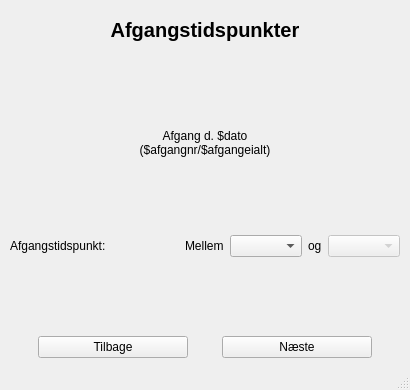
This is MainWindow.ui in Cyanisk/KombardoPinger as Qt 5 draws it before an edit. The edited form follows.
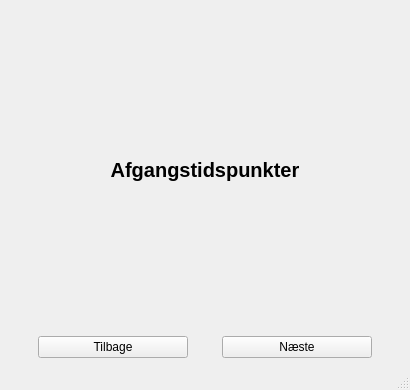
This is the edited form. The open tabs and pages were chosen to show the change.

Commit message: TimeWidget (not done)

Diff of the .ui file:
```diff
--- a/MainWindow.ui
+++ b/MainWindow.ui
@@ -303,7 +303,7 @@
        </layout>
       </widget>
       <widget class="QWidget" name="page_time">
-       <layout class="QVBoxLayout" name="verticalLayout_6" stretch="0,1,0">
+       <layout class="QVBoxLayout" name="verticalLayout_6">
         <property name="leftMargin">
          <number>10</number>
         </property>
@@ -339,99 +339,6 @@
           </property>
          </widget>
         </item>
-        <item>
-         <layout class="QVBoxLayout" name="verticalLayout_5">
-          <item>
-           <spacer name="verticalSpacer_8">
-            <property name="orientation">
-             <enum>Qt::Vertical</enum>
-            </property>
-            <property name="sizeHint" stdset="0">
-             <size>
-              <width>20</width>
-              <height>40</height>
-             </size>
-            </property>
-           </spacer>
-          </item>
-          <item>
-           <widget class="QLabel" name="label_time">
-            <property name="text">
-             <string>Afgang d. $dato
-($afgangnr/$afgangeialt)</string>
-            </property>
-            <property name="alignment">
-             <set>Qt::AlignCenter</set>
-            </property>
-           </widget>
-          </item>
-          <item>
-           <spacer name="verticalSpacer_7">
-            <property name="orientation">
-             <enum>Qt::Vertical</enum>
-            </property>
-            <property name="sizeHint" stdset="0">
-             <size>
-              <width>20</width>
-              <height>40</height>
-             </size>
-            </property>
-           </spacer>
-          </item>
-          <item>
-           <layout class="QHBoxLayout" name="horizontalLayout_7">
-            <item>
-             <widget class="QLabel" name="label_17">
-              <property name="text">
-               <string>Afgangstidspunkt:</string>
-              </property>
-             </widget>
-            </item>
-            <item>
-             <layout class="QHBoxLayout" name="horizontalLayout_21">
-              <item>
-               <widget class="QLabel" name="label_16">
-                <property name="text">
-                 <string>Mellem</string>
-                </property>
-               </widget>
-              </item>
-              <item>
-               <widget class="QComboBox" name="comboBox_timefirst"/>
-              </item>
-              <item>
-               <widget class="QLabel" name="label_25">
-                <property name="text">
-                 <string>og</string>
-                </property>
-               </widget>
-              </item>
-              <item>
-               <widget class="QComboBox" name="comboBox_timelast">
-                <property name="enabled">
-                 <bool>false</bool>
-                </property>
-               </widget>
-              </item>
-             </layout>
-            </item>
-           </layout>
-          </item>
-          <item>
-           <spacer name="verticalSpacer_6">
-            <property name="orientation">
-             <enum>Qt::Vertical</enum>
-            </property>
-            <property name="sizeHint" stdset="0">
-             <size>
-              <width>20</width>
-              <height>40</height>
-             </size>
-            </property>
-           </spacer>
-          </item>
-         </layout>
-        </item>
         <item>
          <layout class="QHBoxLayout" name="horizontalLayout_13">
           <item>
```
Left out of the diff: 18 changed lines with no effect on the pictures. The commit also changes 5 other files.
